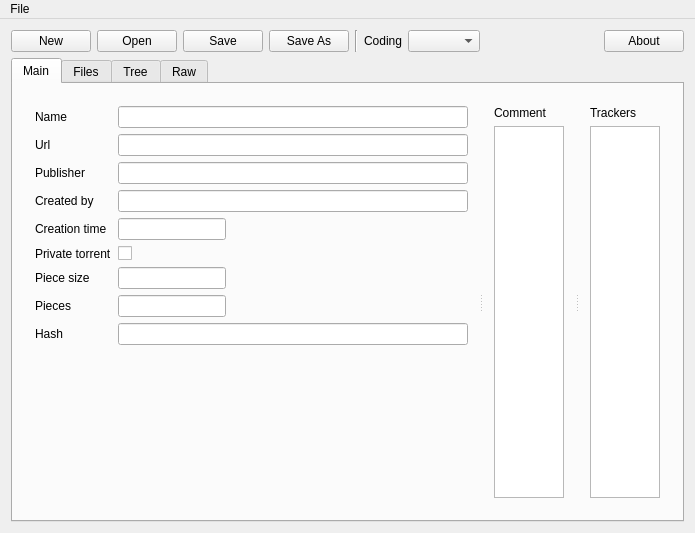
Old version of the form mainwindow.ui in the repository torrent-file-editor/torrent-file-editor.
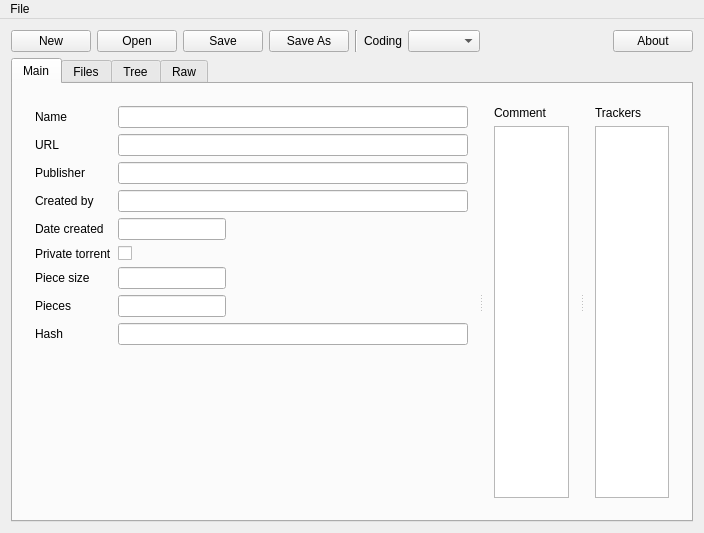
New version of the form. Icons and pictures are not drawn. Custom widgets are drawn as their Qt base class.

Commit message:
Correct English grammar
Fix #14

```diff
--- a/mainwindow.ui
+++ b/mainwindow.ui
@@ -6,7 +6,7 @@
    <rect>
     <x>0</x>
     <y>0</y>
-    <width>694</width>
+    <width>704</width>
     <height>533</height>
    </rect>
   </property>
@@ -213,14 +213,14 @@
             <item row="1" column="0">
              <widget class="QLabel" name="label_5">
               <property name="text">
-               <string>Url</string>
+               <string>URL</string>
               </property>
              </widget>
             </item>
             <item row="4" column="0">
              <widget class="QLabel" name="label_8">
               <property name="text">
-               <string>Creation time</string>
+               <string>Date created</string>
               </property>
              </widget>
             </item>
@@ -773,8 +773,8 @@
     <rect>
      <x>0</x>
      <y>0</y>
-     <width>694</width>
-     <height>27</height>
+     <width>704</width>
+     <height>22</height>
     </rect>
    </property>
    <widget class="QMenu" name="menuFile">
```
Left out of the diff: 4 changed lines with no effect on the pictures. The commit also changes 1 other file.
